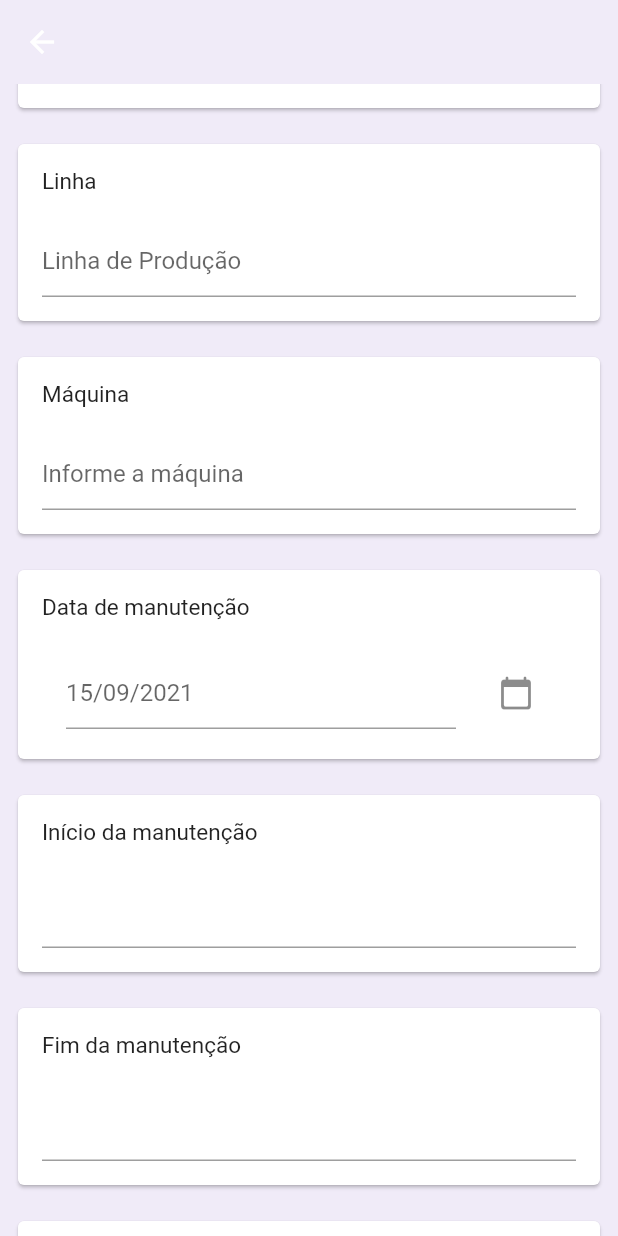
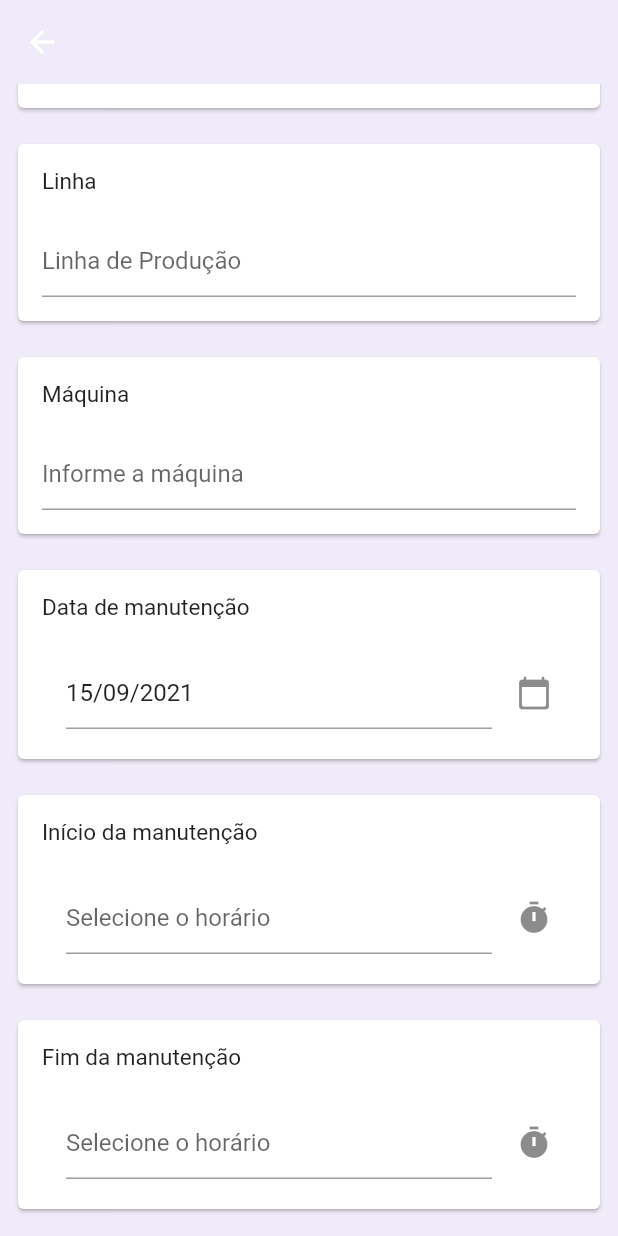
Before and after one commit to notria-12/sinc_forms, a Flutter app: the FormIndustryPage screen opened by its route, scrolled down 576 dp, on a phone screen of 412 x 824 dp. Run offline on Flutter 3.47's test engine with Material 2 defaults, Android fonts, the phone set to English and light mode, and no system bars; drawn by our look-alikes of flutter_form_builder; our stand-ins replace flutter_modular.

Commit message:
chages for form industry finalized

```diff
--- a/lib/modules/forms/form_industry_page.dart
+++ b/lib/modules/forms/form_industry_page.dart
@@ -41,6 +41,10 @@ class _FormIndustryPageState extends State<FormIndustryPage> {
                   label: "Técnico",
                   widget: FormBuilderRadioGroup(
                     orientation: OptionsOrientation.vertical,
+                    validator: FormBuilderValidators.compose([
+                      FormBuilderValidators.required(context,
+                          errorText: "Selecione seu nome"),
+                    ]),
                     name: "Técnico",
                     options: [
                       "Jotônio",
@@ -56,12 +60,20 @@ class _FormIndustryPageState extends State<FormIndustryPage> {
               CardForm(
                   label: "Setor",
                   widget: FormBuilderTextField(
+                    validator: FormBuilderValidators.compose([
+                      FormBuilderValidators.required(context,
+                          errorText: "Esse campo é obrigatório"),
+                    ]),
                     name: "Setor",
                     decoration: InputDecoration(hintText: "Setor"),
                   )),
               CardForm(
                 label: "Linha",
                 widget: FormBuilderTextField(
+                  validator: FormBuilderValidators.compose([
+                    FormBuilderValidators.required(context,
+                        errorText: "Esse campo é obrigatório"),
+                  ]),
                   name: "Linha",
                   decoration: InputDecoration(hintText: "Linha de Produção"),
                 ),
@@ -69,6 +81,10 @@ class _FormIndustryPageState extends State<FormIndustryPage> {
               CardForm(
                 label: "Máquina",
                 widget: FormBuilderTextField(
+                  validator: FormBuilderValidators.compose([
+                    FormBuilderValidators.required(context,
+                        errorText: "Esse campo é obrigatório"),
+                  ]),
                   name: "Máquina",
                   decoration: InputDecoration(hintText: "Informe a máquina"),
                 ),
@@ -76,111 +92,111 @@ class _FormIndustryPageState extends State<FormIndustryPage> {
               CardForm(
                   label: "Data de manutenção",
                   widget: ListTile(
-                    title: TextFormField(
-                      // initialValue: ,
-
-                      readOnly: true,
-                      decoration: InputDecoration(
-                          // labelText: "Data",
-                          hintText:
-                              DateFormat("dd/MM/yyyy").format(selectedDate)),
+                    title: FormBuilderDateTimePicker(
+                      validator: FormBuilderValidators.compose([
+                        FormBuilderValidators.required(context,
+                            errorText: "Esse campo é obrigatório"),
+                      ]),
+                      name: 'Data Manutenção',
+                      format: DateFormat('dd/MM/yyyy'),
+                      // onChanged: _onChanged,
+                      inputType: InputType.date,
+                      // decoration: InputDecoration(
+                      //   labelText: 'Appointment Time',
+                      // ),
+                      // initialTime: TimeOfDay(hour: 8, minute: 0),
+                      initialValue: DateTime.now(),
+                      // enabled: true,
                     ),
-                    trailing: IconButton(
-                        icon: Icon(Icons.calendar_today_rounded),
-                        onPressed: () => buildMaterialDatePicker(context)),
+                    trailing: Icon(Icons.calendar_today_rounded),
                   )),
               CardForm(
-                //TODO: COLOCAR MÁSCARA
                   label: "Início da manutenção",
-                widget: TextFormField(
-                  decoration: InputDecoration(),
+                  widget: ListTile(
+                    title: FormBuilderDateTimePicker(
+                      validator: FormBuilderValidators.compose([
+                        FormBuilderValidators.required(context,
+                            errorText: "Esse campo é obrigatório"),
+                      ]),
+                      name: 'Inicio Manutenção',
+                      // format: DateFormat('dd/MM/yyyy'),
+                      // onChanged: _onChanged,
+                      inputType: InputType.time,
+                      decoration:
+                          InputDecoration(hintText: "Selecione o horário"),
+                      initialTime: TimeOfDay(hour: 8, minute: 0),
+                      // initialValue: DateTime.now(),
+                      // enabled: true,
                     ),
-              ),
-              //TODO: COLOCAR MÁSCARA
+                    trailing: Icon(Icons.timer),
+                  )),
               CardForm(
                   label: "Fim da manutenção",
-                widget: TextFormField(
-                  decoration: InputDecoration(),
+                  widget: ListTile(
+                    title: FormBuilderDateTimePicker(
+                      validator: FormBuilderValidators.compose([
+                        FormBuilderValidators.required(context,
+                            errorText: "Esse campo é obrigatório"),
+                      ]),
+                      name: 'Fim Manutenção',
+                      // format: DateFormat('dd/MM/yyyy'),
+                      // onChanged: _onChanged,
+                      inputType: InputType.time,
+                      decoration:
+                          InputDecoration(hintText: "Selecione o horário"),
+                      initialTime: TimeOfDay(hour: 8, minute: 0),
+                      // initialValue: DateTime.now(),
+                      // enabled: true,
                     ),
-              ),
+                    trailing: Icon(Icons.timer),
+                  )),
               CardForm(
-                  label: "Tipo de manutenção",
-                  widget: Column(
-                    children: [
-                      RadioListTile(
-                          title: Text(
-                              "CORRETIVA (quando houve uma falha/quebra que interrompe o processo produtivo)"),
-                          value: 1,
-                          groupValue: valManutention,
-                          onChanged: (value) {
-                            setState(() {
-                              valManutention = value as int;
-                            });
-                          }),
-                      RadioListTile(
-                          title: Text(
-                              "CORRETIVA PLANEJADA (quando houve uma falha/quebra que NÃO interrompe o processo produtivo)"),
-                          value: 2,
-                          groupValue: valManutention,
-                          onChanged: (value) {
-                            setState(() {
-                              valManutention = value as int;
-                            });
-                          }),
-                      RadioListTile(
-                          title: Text(
-                              "PREVENTIVA (quando houve inspeção acompanhada de check-list)"),
-                          value: 3,
-                          groupValue: valManutention,
-                          onChanged: (value) {
-                            setState(() {
-                              valManutention = value as int;
-                            });
-                          }),
-                      RadioListTile(
-                          title: Text(
-                              "MELHORIA (quando houve a melhora de algo pré-existente)"),
-                          value: 4,
-                          groupValue: valManutention,
-                          onChanged: (value) {
-                            setState(() {
-                              valManutention = value as int;
-                            });
-                          }),
-                      RadioListTile(
-                          title: Text(
-                              "PROJETO (quando houve a implementação de algo inexistente)"),
-                          value: 5,
-                          groupValue: valManutention,
-                          onChanged: (value) {
-                            setState(() {
-                              valManutention = value as int;
-                            });
-                          }),
-                      RadioListTile(
-                          title: Text("OUTRO"),
-                          value: 6,
-                          groupValue: valManutention,
-                          onChanged: (value) {
-                            setState(() {
-                              valManutention = value as int;
-                            });
-                          })
-                    ],
+                  label: "Tipo de manuteção",
+                  widget: FormBuilderRadioGroup(
+                    name: "Tipo Manutenção",
+                    orientation: OptionsOrientation.vertical,
+                    validator: FormBuilderValidators.compose([
+                      FormBuilderValidators.required(context,
+                          errorText: "Esse campo é obrigatório"),
+                    ]),
+                    options: [
+                      "CORRETIVA (quando houve uma falha/quebra que interrompe o processo produtivo)",
+                      "CORRETIVA PLANEJADA (quando houve uma falha/quebra que NÃO interrompe o processo produtivo)",
+                      "PREVENTIVA (quando houve inspeção acompanhada de check-list)",
+                      "MELHORIA (quando houve a melhora de algo pré-existente)",
+                      "PROJETO (quando houve a implementação de algo inexistente)",
+                      "Outro"
+                    ]
+                        .map((opt) => FormBuilderFieldOption(
+                              value: opt,
+                              child: opt == "Outro"
+                                  ? FormBuilderTextField(
+                                      name: "Outro T. Manutenção",
+                                      decoration:
+                                          InputDecoration(hintText: "Outro"))
+                                  : Text(opt),
+                            ))
+                        .toList(),
                   )),
               CardForm(
                   label: "Descrição da atividade",
-                widget: TextFormField(
-                  decoration: InputDecoration(),
-                ),
-              ),
+                  widget: FormBuilderTextField(
+                    validator: FormBuilderValidators.compose([
+                      FormBuilderValidators.required(context,
+                          errorText: "Esse campo é obrigatório"),
+                    ]),
+                    name: "Descrição da atividade",
+                    decoration: InputDecoration(hintText: "Descrição"),
+                  )),
               Container(
                   margin: EdgeInsets.symmetric(horizontal: 16, vertical: 8),
                   height: 30,
                   width: MediaQuery.of(context).size.width * 0.4,
                   child: ElevatedButton(
                     onPressed: () {
-                      // Modular.to.pushNamed('/home');
+                      if (_fbKey.currentState!.saveAndValidate()) {
+                        print(_fbKey.currentState!.value);
+                      }
                     },
                     child: Text('ENVIAR'),
                     style: ElevatedButton.styleFrom(
@@ -192,33 +208,4 @@ class _FormIndustryPageState extends State<FormIndustryPage> {
       ),
     );
   }
-
-  buildMaterialDatePicker(BuildContext context) async {
-    final DateTime? picked = await showDatePicker(
-      context: context,
-      initialDate: DateTime.now(),
-      firstDate: DateTime(2000),
-      lastDate: DateTime(2025),
-      initialEntryMode: DatePickerEntryMode.calendar,
-      initialDatePickerMode: DatePickerMode.day,
-      // selectableDayPredicate: _decideWhichDayToEnable,
-      helpText: 'Selecione a Data',
-      cancelText: 'Cancelar',
-      confirmText: 'Ok',
-      errorFormatText: 'Enter valid date',
-      errorInvalidText: 'Enter date in valid range',
-      fieldLabelText: 'Booking date',
-      fieldHintText: 'Month/Date/Year',
-      builder: (context, child) {
-        return Theme(
-          data: ThemeData.light(),
-          child: child!,
-        );
-      },
-    );
-    if (picked != null && picked != selectedDate)
-      setState(() {
-        selectedDate = picked;
-      });
 }
-}
```
Lines whose indentation alone changed are shown as unchanged.
